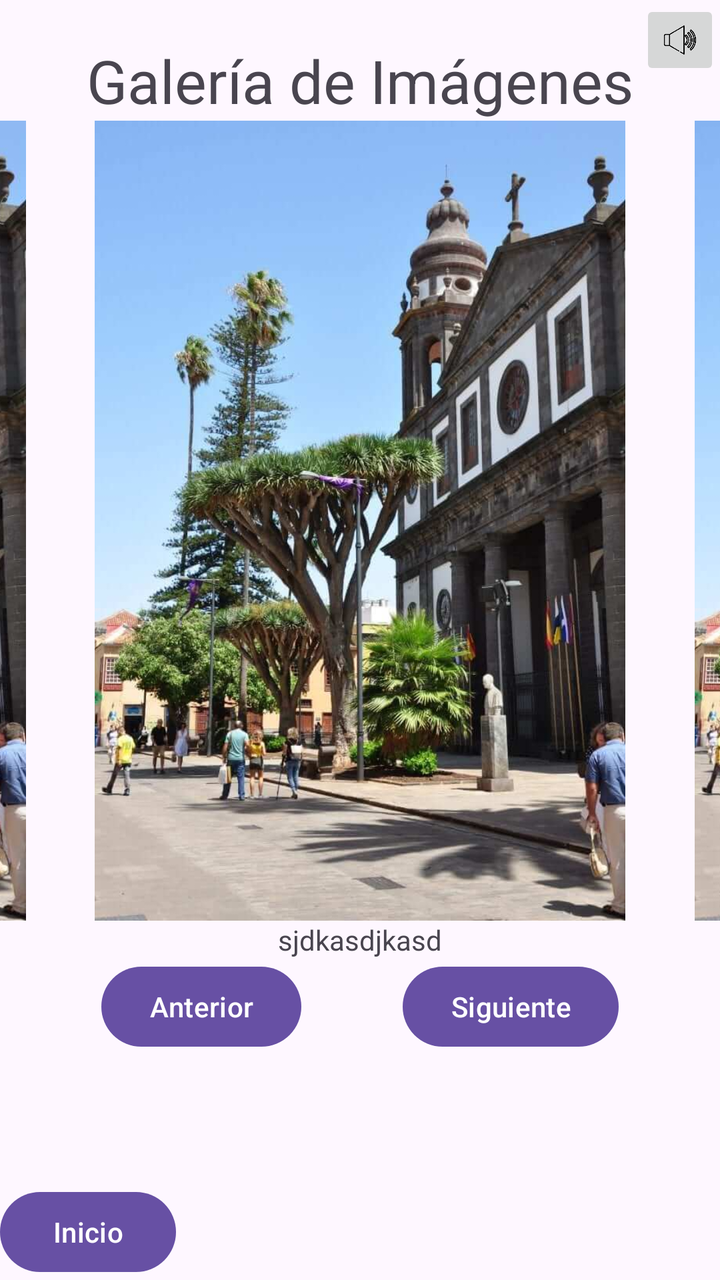
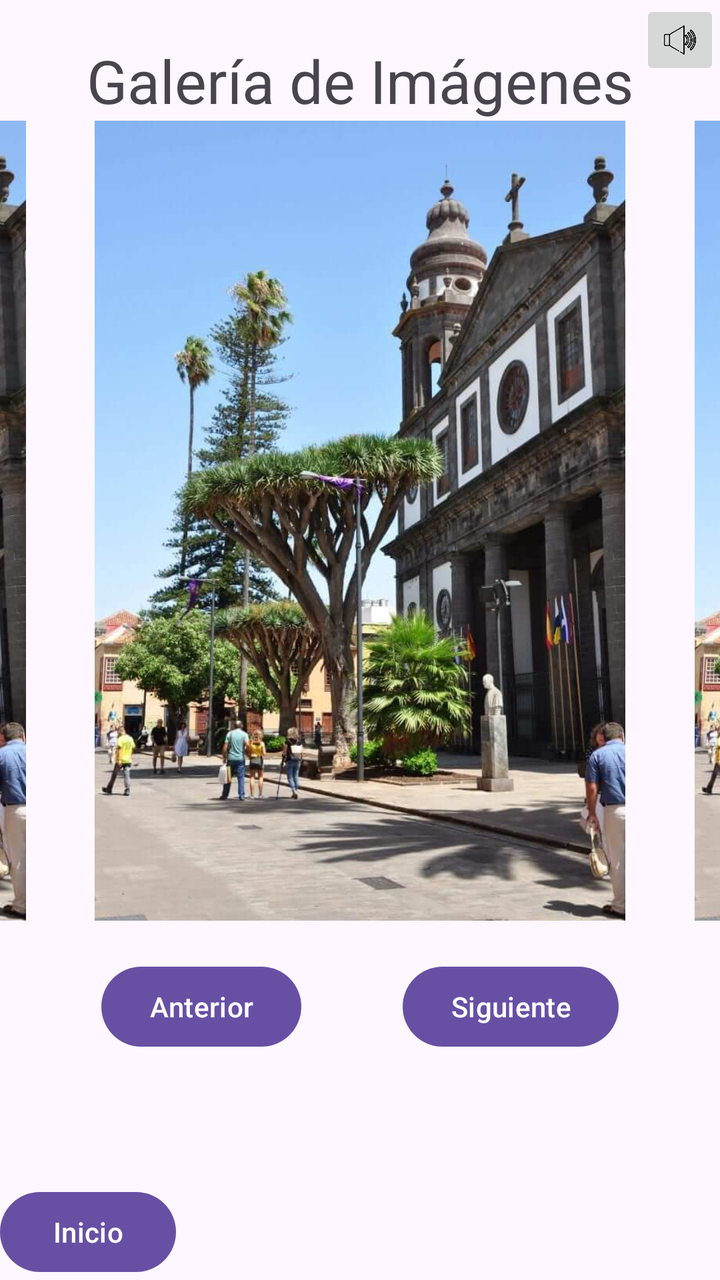

The first picture is an Android layout as it rendered before a commit; the second is the same layout after the commit. The layout source and the unified diff follow.
<!-- AndroidManifest.xml: application theme Theme.AppTrueFalse -->
<!-- res/layout/activity_galeria_imagen.xml -->
<?xml version="1.0" encoding="utf-8"?>
<androidx.constraintlayout.widget.ConstraintLayout xmlns:android="http://schemas.android.com/apk/res/android"
    xmlns:app="http://schemas.android.com/apk/res-auto"
    xmlns:tools="http://schemas.android.com/tools"
    android:id="@+id/main"
    android:layout_width="match_parent"
    android:layout_height="match_parent"
    tools:context=".GaleriaImagen">

    <TextView
        android:id="@+id/textogaleria"
        android:layout_width="wrap_content"
        android:layout_height="wrap_content"
        android:text="@string/galer_a_de_im_genes"
        android:textSize="30dp"
        android:paddingTop="20dp"

        app:layout_constraintEnd_toEndOf="parent"
        app:layout_constraintTop_toTopOf="parent"
        app:layout_constraintStart_toStartOf="parent"
        />

    <ImageView
        android:id="@+id/imagenizquierda"
        android:layout_width="300dp"
        android:layout_height="400dp"
        android:src="@drawable/lalaguna"

        app:layout_constraintTop_toBottomOf="@id/textogaleria"
        app:layout_constraintStart_toStartOf="parent"
        app:layout_constraintEnd_toStartOf="@id/imagencentro"
        />

    <ImageView
        android:id="@+id/imagencentro"
        android:layout_width="300dp"
        android:layout_height="400dp"
        android:src="@drawable/lalaguna"

        app:layout_constraintTop_toBottomOf="@id/textogaleria"
        app:layout_constraintEnd_toStartOf="@id/imagenderecha"
        app:layout_constraintStart_toEndOf="@id/imagenizquierda"
        />

    <ImageView
        android:id="@+id/imagenderecha"
        android:layout_width="300dp"
        android:layout_height="400dp"
        android:src="@drawable/lalaguna"

        app:layout_constraintTop_toBottomOf="@id/textogaleria"
        app:layout_constraintStart_toEndOf="@id/imagencentro"
        app:layout_constraintEnd_toEndOf="parent"
        />

    <TextView
        android:id="@+id/textoimagen"
        android:layout_width="300dp"
        android:layout_height="wrap_content"
        android:text="sjdkasdjkasd"
        android:textAlignment="center"

        app:layout_constraintEnd_toEndOf="parent"
        app:layout_constraintTop_toBottomOf="@id/imagencentro"
        app:layout_constraintStart_toStartOf="parent"

        />

    <Button
        android:id="@+id/siguiente"
        android:layout_width="wrap_content"
        android:layout_height="wrap_content"
        android:text="Siguiente"

        app:layout_constraintTop_toBottomOf="@+id/textoimagen"
        app:layout_constraintEnd_toEndOf="parent"
        app:layout_constraintStart_toEndOf="@id/anterior"
        />

    <Button
        android:id="@+id/anterior"
        android:layout_width="wrap_content"
        android:layout_height="wrap_content"
        android:text="Anterior"

        app:layout_constraintTop_toBottomOf="@+id/textoimagen"
        app:layout_constraintEnd_toStartOf="@+id/siguiente"
        app:layout_constraintStart_toStartOf="parent"
        />

    <Button
        android:id="@+id/inicio"
        style="@style/Wrap"
        android:text="@string/botoninicio"

        app:layout_constraintStart_toStartOf="parent"
        app:layout_constraintBottom_toBottomOf="parent"
        />

    <ImageButton
        android:id="@+id/musica"
        android:layout_width="wrap_content"
        android:layout_height="wrap_content"
        android:scaleType="fitCenter"
        android:src="@drawable/altavozsonando"


        app:layout_constraintEnd_toEndOf="parent"
        app:layout_constraintTop_toTopOf="parent"
        app:layout_constraintHeight="40dp"
        app:layout_constraintWidth="40dp"
        />



</androidx.constraintlayout.widget.ConstraintLayout>
<!-- resources referenced by this layout -->
<resources>
  <!-- drawable altavozsonando: png bitmap (drawable, 11003 bytes) -->
  <!-- drawable lalaguna: jpg bitmap (drawable, 72022 bytes) -->
  <string name="botoninicio">Inicio</string>
  <string name="galer_a_de_im_genes">Galería de Imágenes</string>
  <style name="Wrap">
          <item name="android:layout_width">wrap_content</item>
          <item name="android:layout_height">wrap_content</item>
      </style>
  <style name="Theme.AppTrueFalse" parent="Base.Theme.AppTrueFalse" />
  <style name="Base.Theme.AppTrueFalse" parent="Theme.Material3.DayNight.NoActionBar">
          
          
      </style>
</resources>

<!-- the commit's change to res/layout/activity_galeria_imagen.xml (unified diff, before → after) -->
@@ -57,7 +57,7 @@
         android:id="@+id/textoimagen"
         android:layout_width="300dp"
         android:layout_height="wrap_content"
-        android:text="sjdkasdjkasd"
+        android:text=""
         android:textAlignment="center"
 
         app:layout_constraintEnd_toEndOf="parent"
